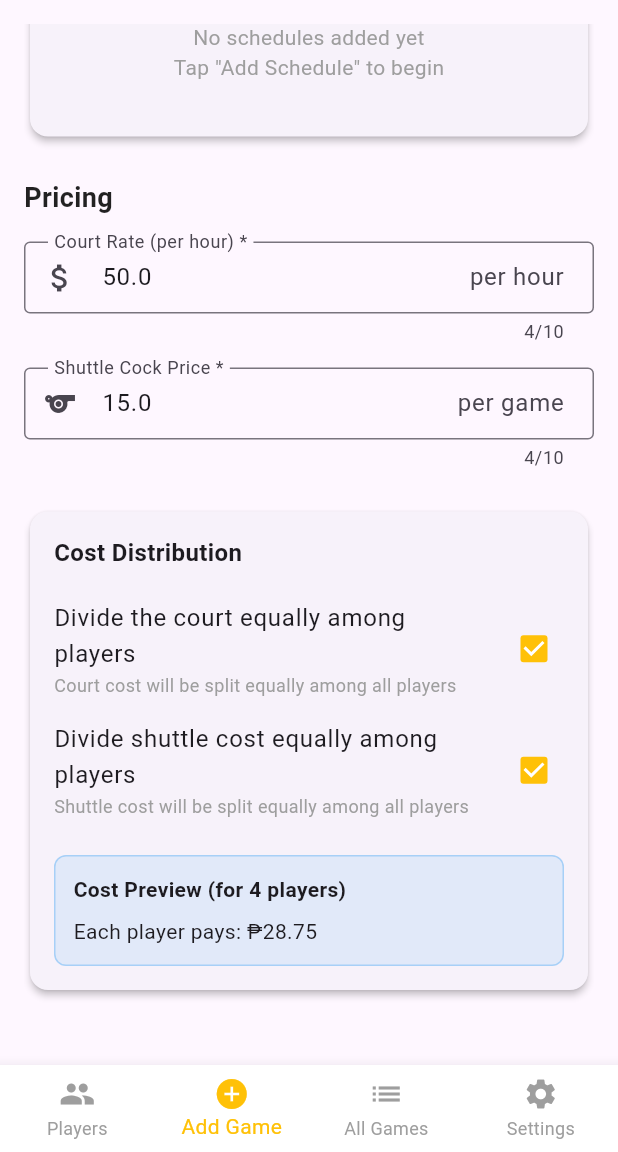
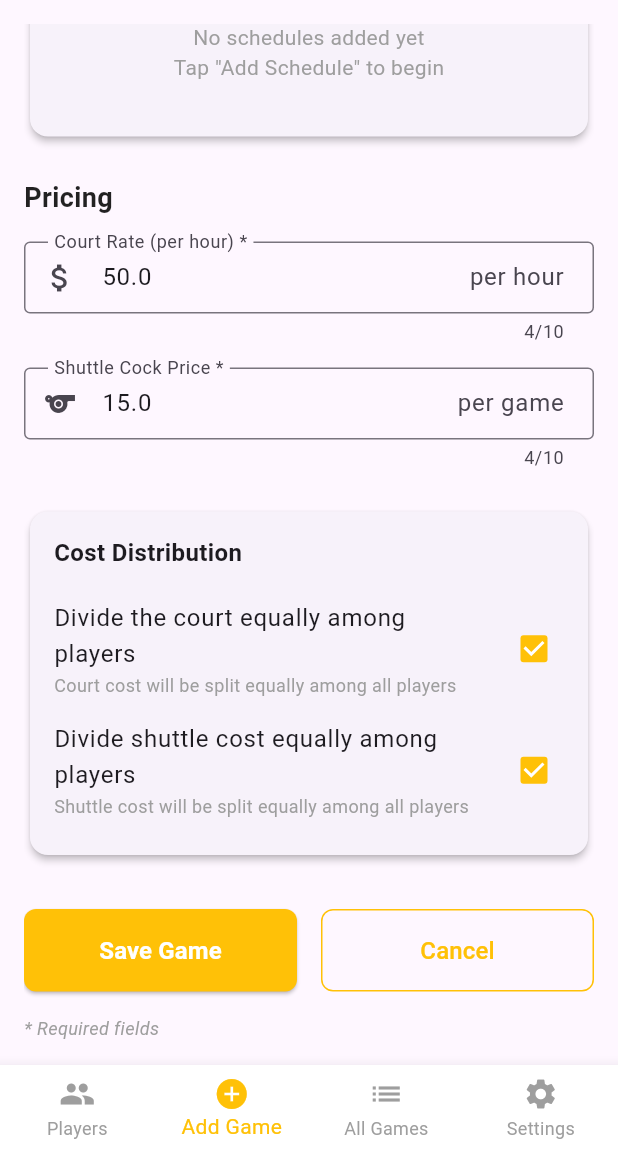
Before and after one commit to siddigamon/badminton_player_system, a Flutter app: the screen it shows after launch, item 2 of the bottom bar chosen, scrolled down 416 dp, on a phone screen of 412 x 824 dp, the part 84-1236 px from its top. Run offline on Flutter 3.47's test engine with Material 3 defaults, Android fonts, the light colour scheme and no system bars.

Commit message:
feat: Comment out cost preview widget and related UI elements for future implementation

```diff
--- a/lib/add_game_screen.dart
+++ b/lib/add_game_screen.dart
@@ -221,38 +221,38 @@ void _cancelGame() {
     return null;
   }
 
-  Widget _buildCostPreview() {
-    final courtRate = double.tryParse(_courtRateController.text) ?? 0.0;
-    final shuttlePrice = double.tryParse(_shuttleCockPriceController.text) ?? 0.0;
-    final estimatedHours = 2.0; // Assume 2 hours for preview
-    final totalCourtCost = courtRate * estimatedHours;
-    final totalCost = totalCourtCost + shuttlePrice;
+  // Widget _buildCostPreview() {
+  //   final courtRate = double.tryParse(_courtRateController.text) ?? 0.0;
+  //   final shuttlePrice = double.tryParse(_shuttleCockPriceController.text) ?? 0.0;
+  //   final estimatedHours = 2.0; // Assume 2 hours for preview
+  //   final totalCourtCost = courtRate * estimatedHours;
+  //   final totalCost = totalCourtCost + shuttlePrice;
 
-    if (_divideCourtEqually && _divideShuttleEqually) {
-      final perPlayer = totalCost / 4;
-      return Text('Each player pays: ₱${perPlayer.toStringAsFixed(2)}');
-    } else if (_divideCourtEqually && !_divideShuttleEqually) {
-      final courtPerPlayer = totalCourtCost / 4;
-      return Column(
-        crossAxisAlignment: CrossAxisAlignment.start,
-        children: [
-          Text('Each player pays: ₱${courtPerPlayer.toStringAsFixed(2)} (court)'),
-          Text('One player pays: ₱${shuttlePrice.toStringAsFixed(2)} (shuttle)'),
-        ],
-      );
-    } else if (!_divideCourtEqually && _divideShuttleEqually) {
-      final shuttlePerPlayer = shuttlePrice / 4;
-      return Column(
-        crossAxisAlignment: CrossAxisAlignment.start,
-        children: [
-          Text('Court cost: Individual payment'),
-          Text('Each player pays: ₱${shuttlePerPlayer.toStringAsFixed(2)} (shuttle)'),
-        ],
-      );
-    } else {
-      return const Text('All costs: Individual payment');
-    }
-  }
+  //   if (_divideCourtEqually && _divideShuttleEqually) {
+  //     final perPlayer = totalCost / 4;
+  //     return Text('Each player pays: ₱${perPlayer.toStringAsFixed(2)}');
+  //   } else if (_divideCourtEqually && !_divideShuttleEqually) {
+  //     final courtPerPlayer = totalCourtCost / 4;
+  //     return Column(
+  //       crossAxisAlignment: CrossAxisAlignment.start,
+  //       children: [
+  //         Text('Each player pays: ₱${courtPerPlayer.toStringAsFixed(2)} (court)'),
+  //         Text('One player pays: ₱${shuttlePrice.toStringAsFixed(2)} (shuttle)'),
+  //       ],
+  //     );
+  //   } else if (!_divideCourtEqually && _divideShuttleEqually) {
+  //     final shuttlePerPlayer = shuttlePrice / 4;
+  //     return Column(
+  //       crossAxisAlignment: CrossAxisAlignment.start,
+  //       children: [
+  //         Text('Court cost: Individual payment'),
+  //         Text('Each player pays: ₱${shuttlePerPlayer.toStringAsFixed(2)} (shuttle)'),
+  //       ],
+  //     );
+  //   } else {
+  //     return const Text('All costs: Individual payment');
+  //   }
+  // }
 
   @override
   Widget build(BuildContext context) {
@@ -533,27 +533,27 @@ void _cancelGame() {
                           },
                           contentPadding: EdgeInsets.zero,
                         ),
-                        const SizedBox(height: 16),
-                        Container(
-                          width: double.infinity,
-                          padding: const EdgeInsets.all(12),
-                          decoration: BoxDecoration(
-                            color: Colors.blue.withOpacity(0.1),
-                            borderRadius: BorderRadius.circular(8),
-                            border: Border.all(color: Colors.blue.withOpacity(0.3)),
-                          ),
-                          child: Column(
-                            crossAxisAlignment: CrossAxisAlignment.start,
-                            children: [
-                              const Text(
-                                'Cost Preview (for 4 players)',
-                                style: TextStyle(fontWeight: FontWeight.bold, fontSize: 14),
-                              ),
-                              const SizedBox(height: 8),
-                              _buildCostPreview(),
-                            ],
-                          ),
-                        ),
+                        // const SizedBox(height: 16),
+                        // Container(
+                        //   width: double.infinity,
+                        //   padding: const EdgeInsets.all(12),
+                        //   decoration: BoxDecoration(
+                        //     color: Colors.blue.withOpacity(0.1),
+                        //     borderRadius: BorderRadius.circular(8),
+                        //     border: Border.all(color: Colors.blue.withOpacity(0.3)),
+                        //   ),
+                        //   child: Column(
+                        //     crossAxisAlignment: CrossAxisAlignment.start,
+                        //     children: [
+                        //       const Text(
+                        //         'Cost Preview (for 4 players)',
+                        //         style: TextStyle(fontWeight: FontWeight.bold, fontSize: 14),
+                        //       ),
+                        //       const SizedBox(height: 8),
+                        //       _buildCostPreview(),
+                        //     ],
+                        //   ),
+                        // ),
                       ],
                     ),
                   ),
```
